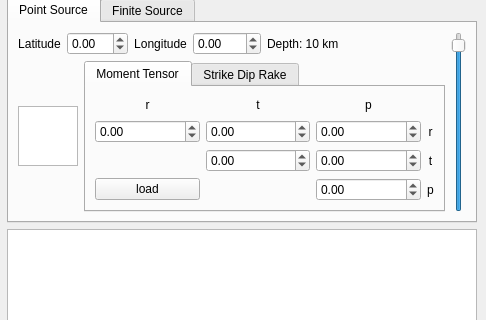
First picture: the form in instaseis/gui/qt_window.ui, repository krischer/instaseis, before the edit; both pictures show x 864 to 1350 and y 157 to 477 of the 1350 by 755 pixel window.
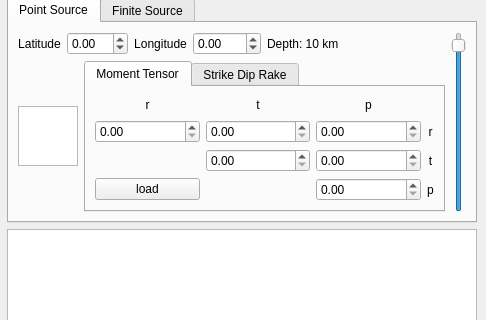
Second picture: the form after the edit. Custom widgets are drawn as their Qt base class.

Commit message: Manually resetting all spinboxsettings.

Diff of the .ui file:
```diff
--- a/instaseis/gui/qt_window.ui
+++ b/instaseis/gui/qt_window.ui
@@ -577,41 +577,14 @@
                       </item>
                       <item row="1" column="3">
                        <widget class="ScientificDoubleSpinBox" name="m_rp">
-                        <property name="prefix">
-                         <string/>
-                        </property>
-                        <property name="minimum">
-                         <double>-99.000000000000000</double>
-                        </property>
-                        <property name="maximum">
-                         <double>99.000000000000000</double>
-                        </property>
                        </widget>
                       </item>
                       <item row="1" column="1">
                        <widget class="ScientificDoubleSpinBox" name="m_rr">
-                        <property name="prefix">
-                         <string/>
-                        </property>
-                        <property name="minimum">
-                         <double>-99.000000000000000</double>
-                        </property>
-                        <property name="maximum">
-                         <double>99.000000000000000</double>
-                        </property>
                        </widget>
                       </item>
                       <item row="1" column="2">
                        <widget class="ScientificDoubleSpinBox" name="m_rt">
-                        <property name="prefix">
-                         <string/>
-                        </property>
-                        <property name="minimum">
-                         <double>-99.000000000000000</double>
-                        </property>
-                        <property name="maximum">
-                         <double>99.000000000000000</double>
-                        </property>
                        </widget>
                       </item>
                       <item row="0" column="3">
@@ -646,41 +619,14 @@
                       </item>
                       <item row="3" column="2">
                        <widget class="ScientificDoubleSpinBox" name="m_tt">
-                        <property name="prefix">
-                         <string/>
-                        </property>
-                        <property name="minimum">
-                         <double>-99.000000000000000</double>
-                        </property>
-                        <property name="maximum">
-                         <double>99.000000000000000</double>
-                        </property>
                        </widget>
                       </item>
                       <item row="3" column="3">
                        <widget class="ScientificDoubleSpinBox" name="m_tp">
-                        <property name="prefix">
-                         <string/>
-                        </property>
-                        <property name="minimum">
-                         <double>-99.000000000000000</double>
-                        </property>
-                        <property name="maximum">
-                         <double>99.000000000000000</double>
-                        </property>
                        </widget>
                       </item>
                       <item row="4" column="3">
                        <widget class="ScientificDoubleSpinBox" name="m_pp">
-                        <property name="prefix">
-                         <string/>
-                        </property>
-                        <property name="minimum">
-                         <double>-99.000000000000000</double>
-                        </property>
-                        <property name="maximum">
-                         <double>99.000000000000000</double>
-                        </property>
                        </widget>
                       </item>
                       <item row="3" column="4">
```
